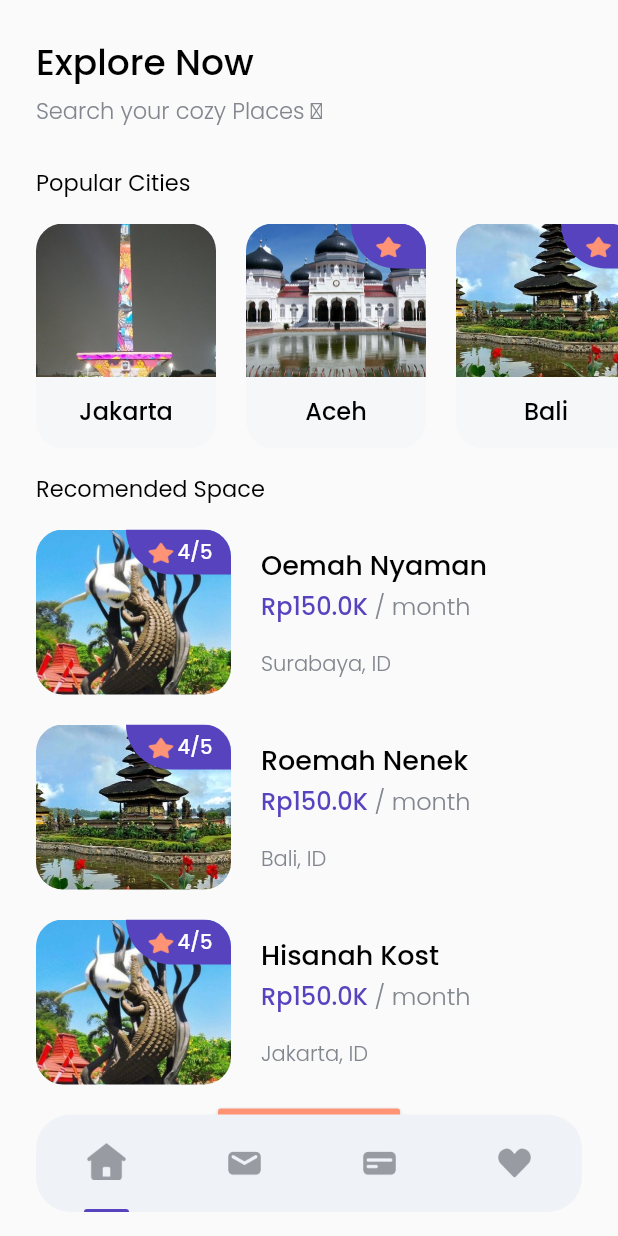
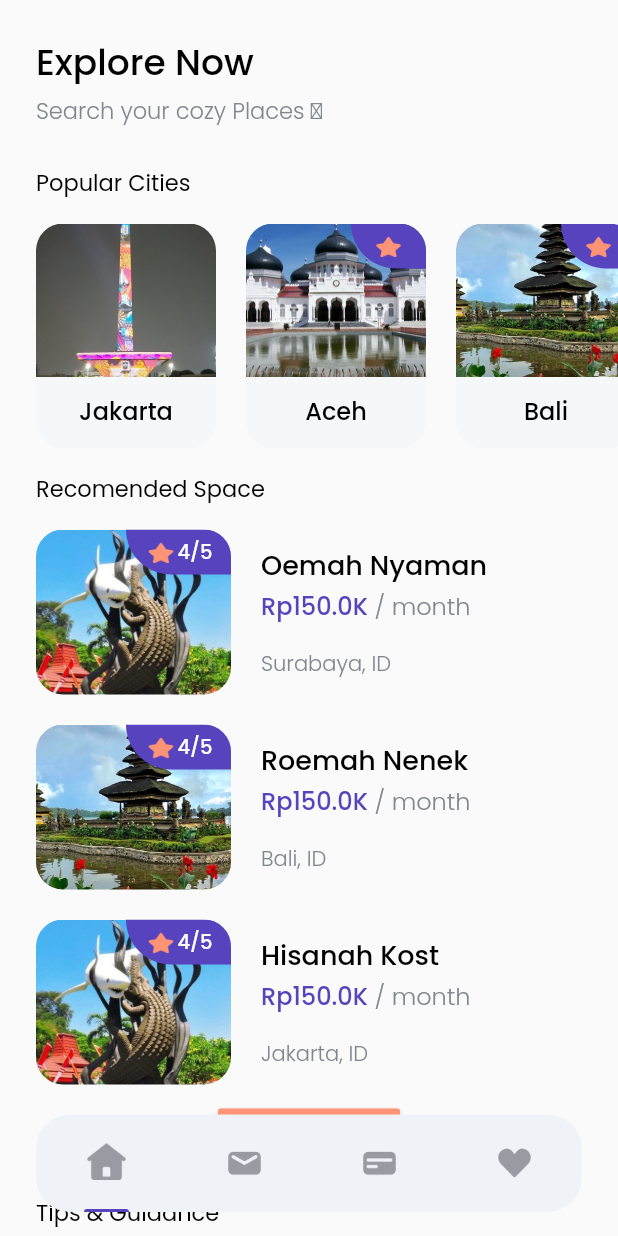
Before and after one commit to Rjndrkha/CariKos_Flutter-Apps, a Flutter app: the HomePage screen opened directly, on a phone screen of 412 x 824 dp. Run offline on Flutter 3.47's test engine with Material 2 defaults, Android fonts, the phone set to English and light mode, and no system bars; our stand-ins replace google_fonts.

```diff
--- a/lib/pages/home_page.dart
+++ b/lib/pages/home_page.dart
@@ -18,12 +18,11 @@ class HomePage extends StatelessWidget {
     return Scaffold(
       body: SafeArea(
         bottom: false,
-        child: Padding(
-          padding: EdgeInsets.symmetric(
-            vertical: edge,
-          ),
         child: ListView(
           children: [
+            SizedBox(
+              height: edge,
+            ),
             //Header
             Padding(
               padding: EdgeInsets.only(left: edge),
@@ -250,11 +249,10 @@ class HomePage extends StatelessWidget {
                 ],
               ),
             ),
-              const SizedBox(
-                height: 50,
+            SizedBox(
+              height: 60 + edge,
             ),
           ],
-          ),
         ),
       ),
       floatingActionButton: Container(
```
Lines whose indentation alone changed are shown as unchanged.
